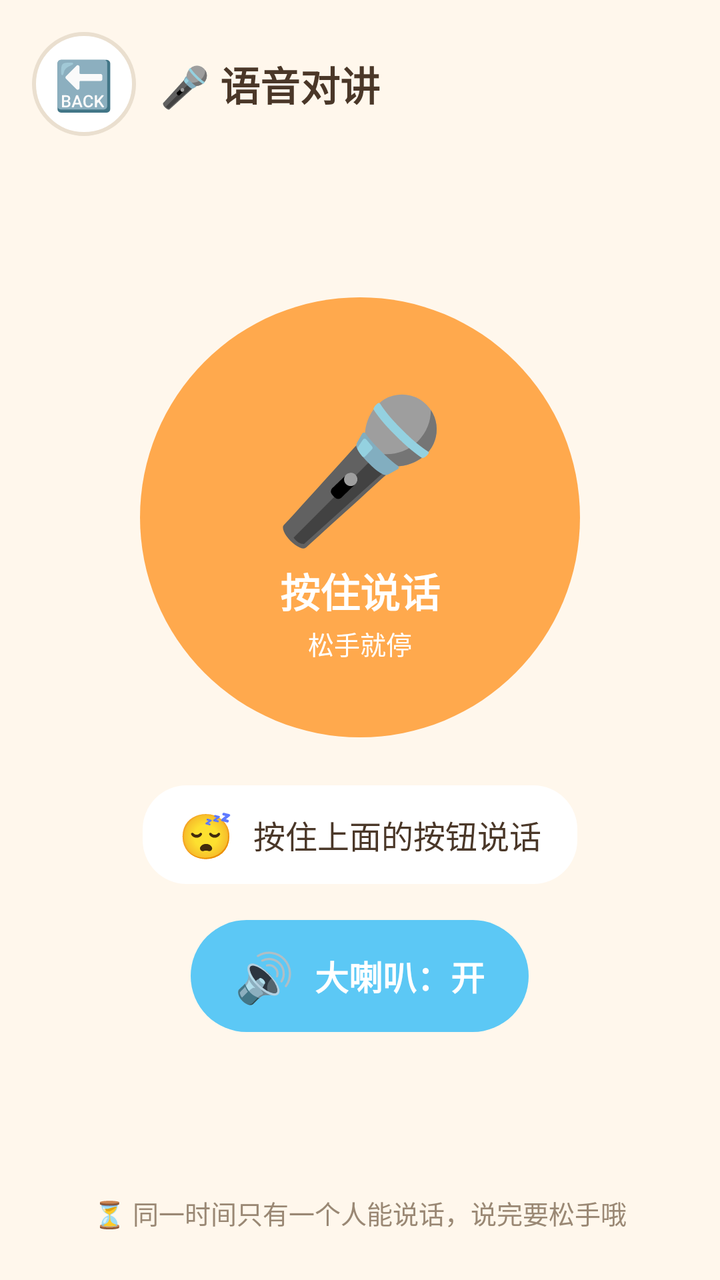
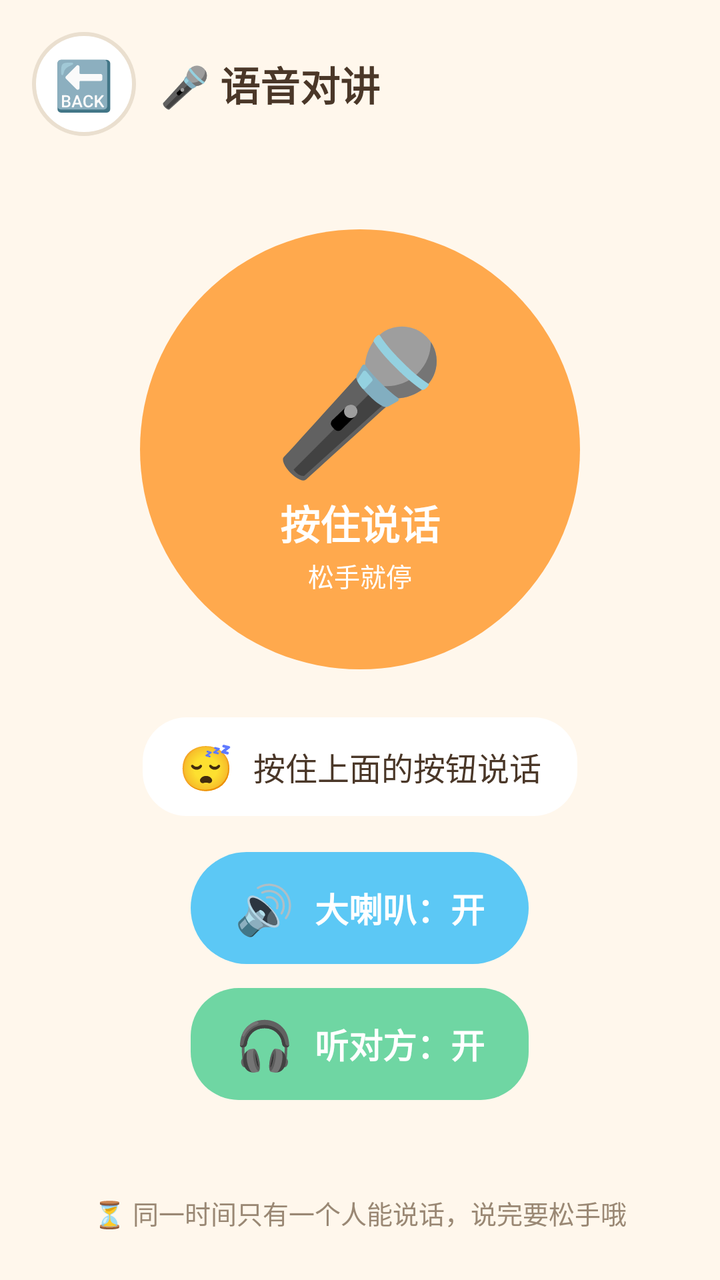

Compare the two renders of this Android layout. The source of the first and the diff that turns it into the second are given below.
<!-- AndroidManifest.xml: application theme Theme.KidsTalk -->
<!-- res/layout/activity_voice.xml -->
<?xml version="1.0" encoding="utf-8"?>
<LinearLayout xmlns:android="http://schemas.android.com/apk/res/android"
    android:orientation="vertical"
    android:padding="16dp"
    android:background="@color/kids_bg"
    android:layout_width="match_parent"
    android:layout_height="match_parent">

    <LinearLayout
        android:orientation="horizontal"
        android:gravity="center_vertical"
        android:layout_width="match_parent"
        android:layout_height="wrap_content">

        <FrameLayout
            android:id="@+id/btnBack"
            android:clickable="true"
            android:focusable="true"
            android:foreground="@drawable/ripple_dark"
            android:background="@drawable/shape_circle_white"
            android:layout_width="52dp"
            android:layout_height="52dp">

            <TextView
                android:text="🔙"
                android:textSize="24sp"
                android:layout_gravity="center"
                android:layout_width="wrap_content"
                android:layout_height="wrap_content" />
        </FrameLayout>

        <TextView
            android:text="🎤 语音对讲"
            android:textSize="20sp"
            android:textStyle="bold"
            android:textColor="@color/kids_text"
            android:layout_marginStart="12dp"
            android:layout_width="wrap_content"
            android:layout_height="wrap_content" />
    </LinearLayout>

    <LinearLayout
        android:orientation="vertical"
        android:gravity="center"
        android:layout_weight="1"
        android:layout_width="match_parent"
        android:layout_height="0dp">

        <FrameLayout
            android:id="@+id/btnTalk"
            android:clickable="true"
            android:focusable="true"
            android:foreground="@drawable/ripple_light"
            android:background="@drawable/shape_circle_orange"
            android:layout_width="220dp"
            android:layout_height="220dp">

            <LinearLayout
                android:orientation="vertical"
                android:gravity="center"
                android:layout_width="match_parent"
                android:layout_height="match_parent">

                <TextView
                    android:text="🎤"
                    android:textSize="70sp"
                    android:layout_width="wrap_content"
                    android:layout_height="wrap_content" />

                <TextView
                    android:text="按住说话"
                    android:textSize="20sp"
                    android:textStyle="bold"
                    android:textColor="#FFFFFF"
                    android:layout_marginTop="2dp"
                    android:layout_width="wrap_content"
                    android:layout_height="wrap_content" />

                <TextView
                    android:text="松手就停"
                    android:textSize="13sp"
                    android:textColor="#FFFFFF"
                    android:layout_marginTop="2dp"
                    android:layout_width="wrap_content"
                    android:layout_height="wrap_content" />
            </LinearLayout>
        </FrameLayout>

        <FrameLayout
            android:layout_marginTop="24dp"
            android:background="@drawable/shape_card_white"
            android:layout_width="wrap_content"
            android:layout_height="wrap_content">

            <LinearLayout
                android:orientation="horizontal"
                android:gravity="center_vertical"
                android:paddingHorizontal="18dp"
                android:paddingVertical="10dp"
                android:layout_width="wrap_content"
                android:layout_height="wrap_content">

                <TextView
                    android:id="@+id/tvTalkIcon"
                    android:text="😴"
                    android:textSize="22sp"
                    android:layout_width="wrap_content"
                    android:layout_height="wrap_content" />

                <TextView
                    android:id="@+id/tvHint"
                    android:text="按住上面的按钮说话"
                    android:textSize="16sp"
                    android:textColor="@color/kids_text"
                    android:layout_marginStart="10dp"
                    android:layout_width="wrap_content"
                    android:layout_height="wrap_content" />
            </LinearLayout>
        </FrameLayout>

        <FrameLayout
            android:id="@+id/btnSpeaker"
            android:clickable="true"
            android:focusable="true"
            android:foreground="@drawable/ripple_light"
            android:background="@drawable/shape_pill_blue"
            android:layout_marginTop="18dp"
            android:layout_width="wrap_content"
            android:layout_height="56dp">

            <LinearLayout
                android:orientation="horizontal"
                android:gravity="center"
                android:paddingHorizontal="22dp"
                android:layout_width="wrap_content"
                android:layout_height="match_parent">

                <TextView
                    android:id="@+id/tvSpeakerIcon"
                    android:text="🔊"
                    android:textSize="24sp"
                    android:layout_width="wrap_content"
                    android:layout_height="wrap_content" />

                <TextView
                    android:id="@+id/tvSpeakerText"
                    android:text="大喇叭：开"
                    android:textSize="17sp"
                    android:textStyle="bold"
                    android:textColor="#FFFFFF"
                    android:layout_marginStart="10dp"
                    android:layout_width="wrap_content"
                    android:layout_height="wrap_content" />
            </LinearLayout>
        </FrameLayout>
    </LinearLayout>

    <TextView
        android:text="⏳ 同一时间只有一个人能说话，说完要松手哦"
        android:textSize="13sp"
        android:textColor="@color/kids_text_sub"
        android:gravity="center"
        android:layout_marginBottom="8dp"
        android:layout_width="match_parent"
        android:layout_height="wrap_content" />
</LinearLayout>
<!-- resources referenced by this layout -->
<resources>
  <color name="kids_bg">#FFF7EC</color>
  <color name="kids_text">#4A3728</color>
  <color name="kids_text_sub">#9A8874</color>
  <!-- drawable ripple_dark (drawable) -->
  <?xml version="1.0" encoding="utf-8"?>
  <ripple xmlns:android="http://schemas.android.com/apk/res/android"
      android:color="#40000000" />
  <!-- drawable ripple_light (drawable) -->
  <?xml version="1.0" encoding="utf-8"?>
  <ripple xmlns:android="http://schemas.android.com/apk/res/android"
      android:color="#59FFFFFF" />
  <!-- drawable shape_card_white (drawable) -->
  <?xml version="1.0" encoding="utf-8"?>
  <shape xmlns:android="http://schemas.android.com/apk/res/android" android:shape="rectangle">
      <solid android:color="#FFFFFF" />
      <corners android:radius="22dp" />
  </shape>
  <!-- drawable shape_circle_orange (drawable) -->
  <?xml version="1.0" encoding="utf-8"?>
  <shape xmlns:android="http://schemas.android.com/apk/res/android" android:shape="oval">
      <solid android:color="#FFA94D" />
  </shape>
  <!-- drawable shape_circle_white (drawable) -->
  <?xml version="1.0" encoding="utf-8"?>
  <shape xmlns:android="http://schemas.android.com/apk/res/android" android:shape="oval">
      <solid android:color="#FFFFFF" />
      <stroke android:width="2dp" android:color="#EADFCF" />
  </shape>
  <!-- drawable shape_pill_blue (drawable) -->
  <?xml version="1.0" encoding="utf-8"?>
  <shape xmlns:android="http://schemas.android.com/apk/res/android" android:shape="rectangle">
      <solid android:color="#5CC8F5" />
      <corners android:radius="28dp" />
  </shape>
  <style name="Theme.KidsTalk" parent="Theme.Material3.Light.NoActionBar">
          <item name="colorPrimary">@color/c_pink</item>
          <item name="colorPrimaryDark">@color/c_orange_dark</item>
          <item name="colorAccent">@color/c_orange</item>
          <item name="android:colorBackground">@color/kids_bg</item>
          <item name="android:windowBackground">@color/kids_bg</item>
          <item name="android:textColorPrimary">@color/kids_text</item>
          <item name="android:textColorSecondary">@color/kids_text_sub</item>
          <item name="android:statusBarColor">@color/kids_cream</item>
          <item name="android:windowLightStatusBar">true</item>
      </style>
  <color name="c_pink">#FF8FB1</color>
  <color name="c_orange_dark">#F08A24</color>
  <color name="c_orange">#FFA94D</color>
  <color name="kids_cream">#FFF0D2</color>
</resources>

<!-- the commit's change to res/layout/activity_voice.xml (unified diff, before → after) -->
@@ -145,6 +145,42 @@
                 <TextView
                     android:id="@+id/tvSpeakerText"
                     android:text="大喇叭：开"
+                    android:textSize="17sp"
+                    android:textStyle="bold"
+                    android:textColor="#FFFFFF"
+                    android:layout_marginStart="10dp"
+                    android:layout_width="wrap_content"
+                    android:layout_height="wrap_content" />
+            </LinearLayout>
+        </FrameLayout>
+
+        <FrameLayout
+            android:id="@+id/btnMute"
+            android:clickable="true"
+            android:focusable="true"
+            android:foreground="@drawable/ripple_light"
+            android:background="@drawable/shape_pill_green"
+            android:layout_marginTop="12dp"
+            android:layout_width="wrap_content"
+            android:layout_height="56dp">
+
+            <LinearLayout
+                android:orientation="horizontal"
+                android:gravity="center"
+                android:paddingHorizontal="22dp"
+                android:layout_width="wrap_content"
+                android:layout_height="match_parent">
+
+                <TextView
+                    android:id="@+id/tvMuteIcon"
+                    android:text="🎧"
+                    android:textSize="24sp"
+                    android:layout_width="wrap_content"
+                    android:layout_height="wrap_content" />
+
+                <TextView
+                    android:id="@+id/tvMuteText"
+                    android:text="听对方：开"
                     android:textSize="17sp"
                     android:textStyle="bold"
                     android:textColor="#FFFFFF"
<!-- resource entries referenced after the edit -->
@@ -34,6 +34,12 @@
       <solid android:color="#5CC8F5" />
       <corners android:radius="28dp" />
   </shape>
+  <!-- drawable shape_pill_green (drawable) -->
+  <?xml version="1.0" encoding="utf-8"?>
+  <shape xmlns:android="http://schemas.android.com/apk/res/android" android:shape="rectangle">
+      <solid android:color="#6FD6A3" />
+      <corners android:radius="24dp" />
+  </shape>
   <style name="Theme.KidsTalk" parent="Theme.Material3.Light.NoActionBar">
           <item name="colorPrimary">@color/c_pink</item>
           <item name="colorPrimaryDark">@color/c_orange_dark</item>
